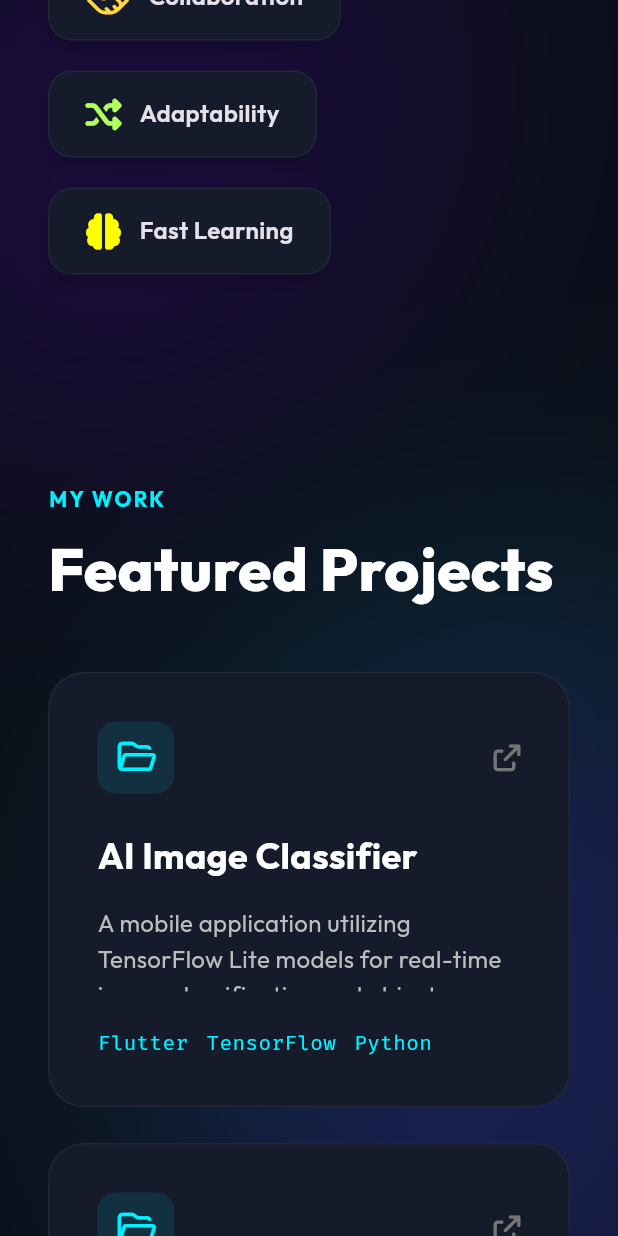
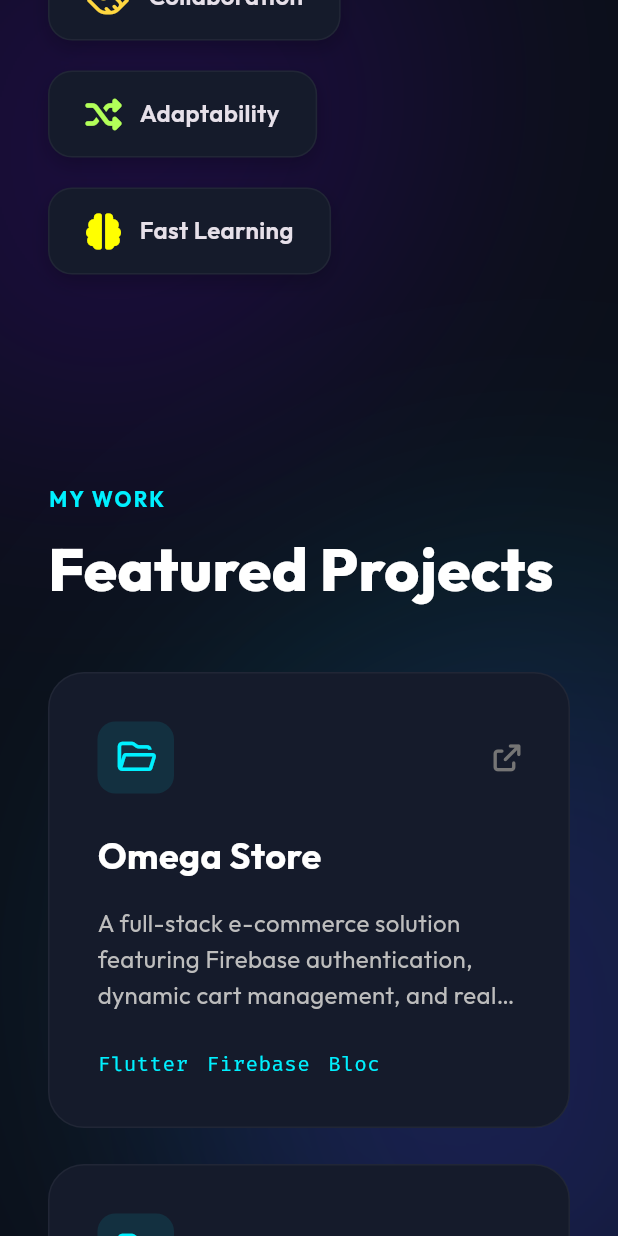
Before and after one commit to Baseljamal/Portfolio, a Flutter app: the screen it shows after launch, scrolled down 1728 dp, on a phone screen of 412 x 824 dp. Run offline on Flutter 3.47's test engine with Material 3 defaults, Android fonts, the phone set to English and light mode, and no system bars; drawn by our look-alikes of flutter_animate; our stand-ins replace font_awesome_flutter, google_fonts.

Commit message:
refactor: update project portfolio with new projects, responsive layouts, and enhanced project details UI

```diff
--- a/lib/widgets/project_card.dart
+++ b/lib/widgets/project_card.dart
@@ -82,14 +82,14 @@ class ProjectCard extends StatelessWidget {
                   ),
                 ),
                 const SizedBox(height: 16),
-                Expanded(
-                  child: Text(
-                    description,
-                    style: TextStyle(
-                      fontSize: 16,
-                      color: Colors.grey.shade400,
-                      height: 1.5,
-                    ),
+                Text(
+                  description,
+                  maxLines: 3,
+                  overflow: TextOverflow.ellipsis,
+                  style: TextStyle(
+                    fontSize: 16,
+                    color: Colors.grey.shade400,
+                    height: 1.5,
                   ),
                 ),
                 const SizedBox(height: 24),
--- a/lib/widgets/projects_section.dart
+++ b/lib/widgets/projects_section.dart
@@ -10,47 +10,47 @@ class ProjectsSection extends StatelessWidget {
   Widget build(BuildContext context) {
     final projects = [
       {
-        'title': 'AI Image Classifier',
-        'desc':
-            'A mobile application utilizing TensorFlow Lite models for real-time image classification and object detection. Built entirely in Flutter with custom native channels.',
-        'tags': ['Flutter', 'TensorFlow', 'Python'],
-        'url': 'https://github.com/baseldev/flutter-ai-classifier',
-        'screenshots': [
-          'https://placehold.co/600x400/png?text=AI+Classifier+1',
-          'https://placehold.co/600x400/png?text=AI+Classifier+2',
-        ],
-      },
-      {
-        'title': 'Omega E-Commerce',
+        'title': 'Omega Store',
         'desc':
             'A full-stack e-commerce solution featuring Firebase authentication, dynamic cart management, and real-time order tracking using Bloc architecture.',
-        'tags': ['Flutter', 'Firebase', 'Bloc', 'Stripe'],
-        'url': 'https://github.com/baseldev/flutter-ecommerce',
+        'tags': ['Flutter', 'Firebase', 'Bloc'],
+        'url': 'https://github.com/Baseljamal/Omega_Store',
         'screenshots': [
           'https://placehold.co/600x400/png?text=Omega+Store+1',
           'https://placehold.co/600x400/png?text=Omega+Store+2',
         ],
       },
       {
-        'title': 'Runner Game Engine',
+        'title': 'Bookly',
         'desc':
-            'A 2D infinite runner game developed using the Flame engine. Features custom sprite animations, parallax backgrounds, and complex collision detection.',
-        'tags': ['Flutter', 'Flame', 'Game Dev'],
-        'url': 'https://github.com/baseldev/runner-game',
+            'Bookly is an app that allows the user to view free e-books received from an API. It shows the book\’s cover image, name, author(s) and enables the user to view the book in his browser, it also has a search service so the user can search for books of any category desired.',
+        'tags': ['Flutter', 'REST API', 'Bloc'],
+        'url': 'https://github.com/Baseljamal/Bookly',
         'screenshots': [
-          'https://placehold.co/600x400/png?text=Runner+Game+1',
-          'https://placehold.co/600x400/png?text=Runner+Game+2',
+          'https://placehold.co/600x400/png?text=Omega+Store+1',
+          'https://placehold.co/600x400/png?text=Omega+Store+2',
         ],
       },
       {
-        'title': 'Crypto Portfolio',
+        'title': 'Notes App',
         'desc':
-            'Real-time cryptocurrency portfolio tracker integrating multiple REST and WebSocket APIs. Includes interactive charts and price alerts.',
-        'tags': ['Flutter', 'WebSockets', 'REST APIs'],
-        'url': 'https://github.com/baseldev/crypto-tracker',
+            'An app where the user can create notes that are stored in a local database using Hive, with Cubit for state management. The user can add a title, content, and background color to their notes, and has the ability to edit each element or delete the note.',
+        'tags': ['Flutter', 'Hive', 'Cubit'],
+        'url': 'https://github.com/Baseljamal/notes_app',
         'screenshots': [
-          'https://placehold.co/600x400/png?text=Crypto+1',
-          'https://placehold.co/600x400/png?text=Crypto+2',
+          'https://placehold.co/600x400/png?text=Notes+App+1',
+          'https://placehold.co/600x400/png?text=Notes+App+2',
+        ],
+      },
+      {
+        'title': 'Neon Runner',
+        'desc':
+            'Neon Runner is a visually immersive 2D endless runner game built with Flutter and the Flame game engine, where the player has to avoid obstacles by jumping or double jumping. And it has local high-score calculation and dynamic difficulty scaling.',
+        'tags': ['Flutter', 'Flame'],
+        'url': 'https://github.com/Baseljamal/Neon_Runner_Game',
+        'screenshots': [
+          'https://placehold.co/600x400/png?text=Neon+Runner+1',
+          'https://placehold.co/600x400/png?text=Neon+Runner+2',
         ],
       },
     ];
@@ -66,26 +66,30 @@ class ProjectsSection extends StatelessWidget {
         LayoutBuilder(
           builder: (context, constraints) {
             int crossAxisCount = constraints.maxWidth > 800 ? 2 : 1;
-            return GridView.builder(
-              shrinkWrap: true,
-              physics: const NeverScrollableScrollPhysics(),
-              gridDelegate: SliverGridDelegateWithFixedCrossAxisCount(
-                crossAxisCount: crossAxisCount,
-                crossAxisSpacing: 24,
-                mainAxisSpacing: 24,
-                childAspectRatio: constraints.maxWidth > 800 ? 1.4 : 1.2,
-              ),
-              itemCount: projects.length,
-              itemBuilder: (context, index) {
+            return Wrap(
+              spacing: 24,
+              runSpacing: 24,
+              children: List.generate(projects.length, (index) {
                 final p = projects[index];
-                return ProjectCard(
-                  title: p['title'] as String,
-                  description: p['desc'] as String,
-                  tags: p['tags'] as List<String>,
-                  githubUrl: p['url'] as String,
-                  screenshots: (p['screenshots'] as List<String>?) ?? [],
-                ).animate().fadeIn(delay: (200 * index).ms).slideY(begin: 0.1);
-              },
+                final width = crossAxisCount == 1
+                    ? constraints.maxWidth
+                    : (constraints.maxWidth - 24) / 2;
+                return SizedBox(
+                  width: width,
+                  child:
+                      ProjectCard(
+                            title: p['title'] as String,
+                            description: p['desc'] as String,
+                            tags: p['tags'] as List<String>,
+                            githubUrl: p['url'] as String,
+                            screenshots:
+                                (p['screenshots'] as List<String>?) ?? [],
+                          )
+                          .animate()
+                          .fadeIn(delay: (200 * index).ms)
+                          .slideY(begin: 0.1),
+                );
+              }),
             );
           },
         ),
```
Also changed, not shown: lib/screens/project_details_screen.dart (+54 -19 lines), lib/widgets/mobile_frame.dart (added, +59 -0 lines), 3 other files.
